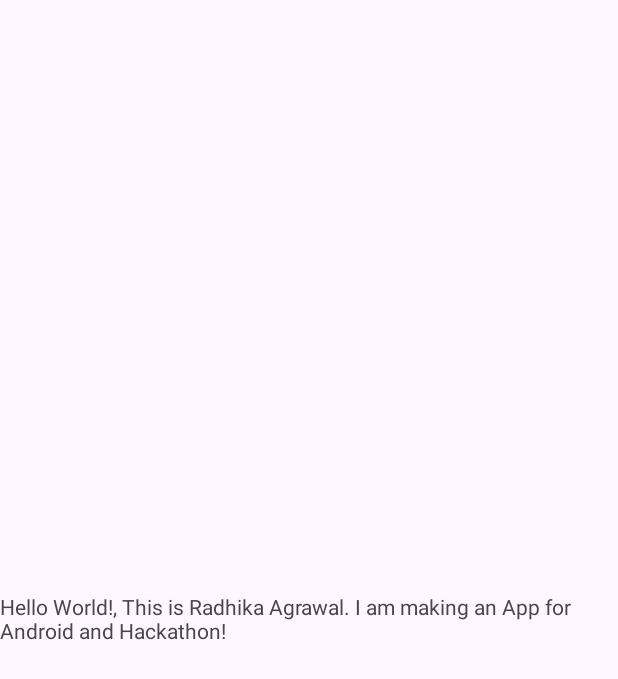
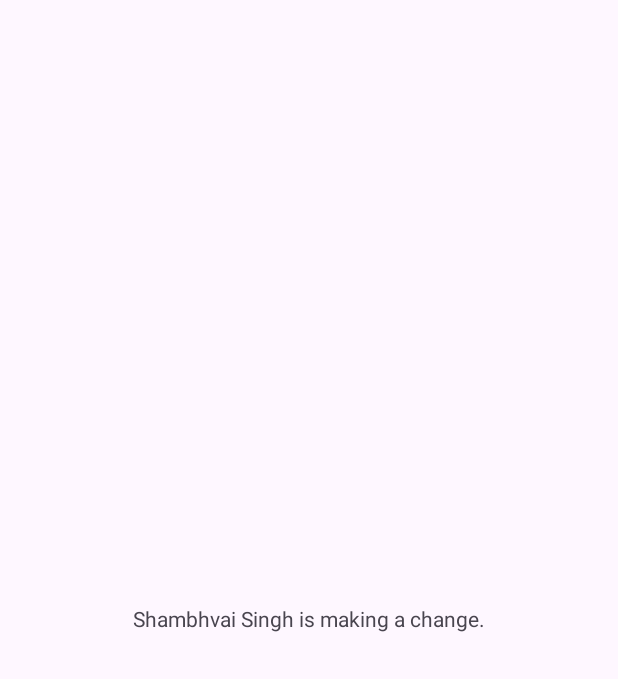
Before and after one commit to Radhikaag2006/CarboMetric-Algoverse, an Android app: the screen it shows after launch (MainActivity), on a phone screen of 412 x 824 dp. Shown: the top 679 px of the screen. Run offline under Robolectric (Android 15) with nearby library versions, the phone set to English and light mode, and no system bars.

Commit message:
Shambhavi Singh's first commit.

```diff
--- a/app/src/main/res/layout/activity_main.xml
+++ b/app/src/main/res/layout/activity_main.xml
@@ -10,7 +10,7 @@
     <TextView
         android:layout_width="wrap_content"
         android:layout_height="wrap_content"
-        android:text="Hello World!, This is Radhika Agrawal. I am making an App for Android and Hackathon!"
+        android:text="Shambhvai Singh is making a change."
         app:layout_constraintBottom_toBottomOf="parent"
         app:layout_constraintEnd_toEndOf="parent"
         app:layout_constraintStart_toStartOf="parent"
--- a/gradle/libs.versions.toml
+++ b/gradle/libs.versions.toml
@@ -1,5 +1,5 @@
 [versions]
-agp = "8.8.0"
+agp = "8.9.1"
 kotlin = "1.9.24"
 coreKtx = "1.16.0"
 junit = "4.13.2"
```
Also changed, not shown: gradle/wrapper/gradle-wrapper.properties.
